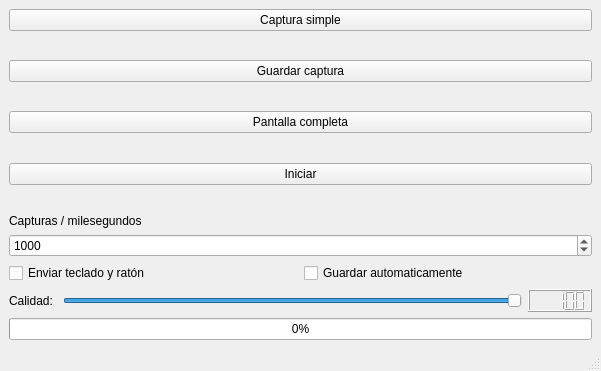
First picture: the form in src/cliente/Forms/ventanaescritorio.ui, repository svn2github/demonio, before the edit.
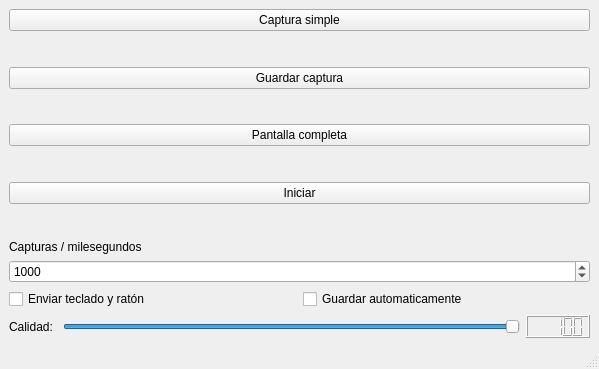
Second picture: the form after the edit.

Commit message: Mas mejoras en las capturas

The edit to the form file:
```diff
--- a/src/cliente/Forms/ventanaescritorio.ui
+++ b/src/cliente/Forms/ventanaescritorio.ui
@@ -6,8 +6,8 @@
    <rect>
     <x>0</x>
     <y>0</y>
-    <width>601</width>
-    <height>371</height>
+    <width>599</width>
+    <height>369</height>
    </rect>
   </property>
   <property name="windowTitle">
@@ -175,13 +175,6 @@
       </item>
      </layout>
     </item>
-    <item>
-     <widget class="QProgressBar" name="progresoDescarga">
-      <property name="value">
-       <number>0</number>
-      </property>
-     </widget>
-    </item>
    </layout>
   </widget>
   <widget class="QMenuBar" name="menubar">
```
Left out of the diff: 4 changed lines with no effect on the pictures. The commit also changes 1 other file.
